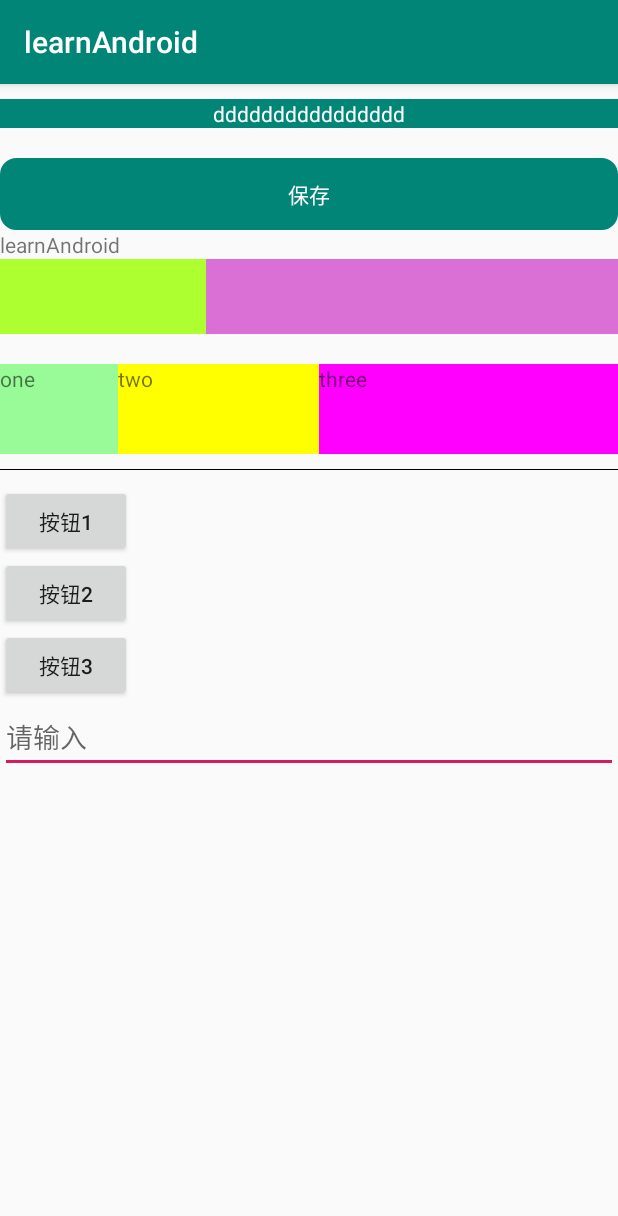
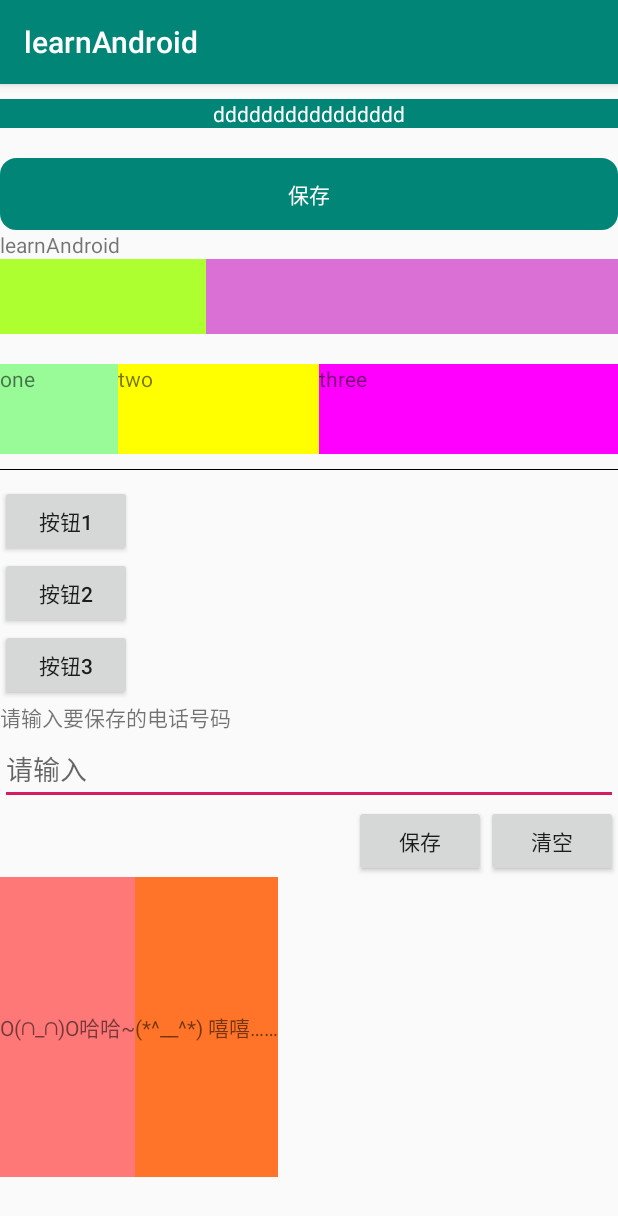
Before and after one commit to chenguzhen87/learnAndroid, an Android app: the screen it shows after launch (MainActivity), on a phone screen of 412 x 824 dp. Shown: the top 1216 px of the screen. Run offline under Robolectric (Android 15) with nearby library versions, the phone set to English and light mode, and no system bars.

Commit message:
chore: ui组件学习

```diff
--- a/app/src/main/res/layout/activity_main.xml
+++ b/app/src/main/res/layout/activity_main.xml
@@ -107,9 +107,52 @@
 
     </LinearLayout>
 
+    <TextView
+        android:layout_width="wrap_content"
+        android:layout_height="wrap_content"
+        android:text="请输入要保存的电话号码"/>
     <EditText
         android:layout_width="fill_parent"
         android:hint="请输入"
         android:layout_height="wrap_content"/>
 
+    <LinearLayout
+        android:layout_width="fill_parent"
+        android:layout_height="wrap_content"
+        android:orientation="horizontal"
+        android:gravity="right">
+        <Button
+            android:layout_width="wrap_content"
+            android:layout_height="wrap_content"
+            android:text="保存"/>
+        <Button
+            android:layout_width="wrap_content"
+            android:layout_height="wrap_content"
+            android:text="清空"/>
+    </LinearLayout>
+
+    <LinearLayout
+        android:layout_width="match_parent"
+        android:layout_height="wrap_content"
+        android:orientation="horizontal"
+        android:gravity="left"
+        tools:context="com.jay.example.getscreendemo.MainActivity" >
+
+        <TextView
+            android:layout_width="wrap_content"
+            android:layout_height="200dp"
+            android:background="#FF7878"
+            android:gravity="center"
+            android:text="O(∩_∩)O哈哈~" />
+
+        <TextView
+            android:layout_width="wrap_content"
+            android:layout_height="200dp"
+            android:layout_gravity="right"
+            android:background="#FF7428"
+            android:gravity="center"
+            android:text="(*^__^*) 嘻嘻……" />
+
+    </LinearLayout>
+
 </LinearLayout>
--- a/app/src/main/res/layout/game.xml
+++ b/app/src/main/res/layout/game.xml
@@ -2,5 +2,14 @@
 <LinearLayout xmlns:android="http://schemas.android.com/apk/res/android"
     android:orientation="vertical" android:layout_width="match_parent"
     android:layout_height="match_parent">
+    <RelativeLayout
+        android:layout_width="wrap_content"
+
+        android:layout_height="wrap_content">
+        <TextView
+            android:layout_width="wrap_content"
+            android:layout_height="wrap_content"
+            android:text="chenzhen"></TextView>
+    </RelativeLayout>
 
 </LinearLayout>
```
